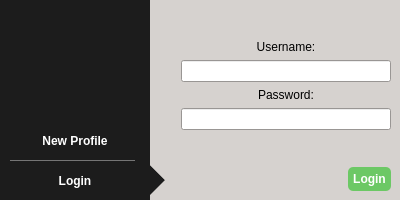
The window that src/widget/loginscreen.ui (qTox/qTox) describes before a commit, drawn with Qt 5.
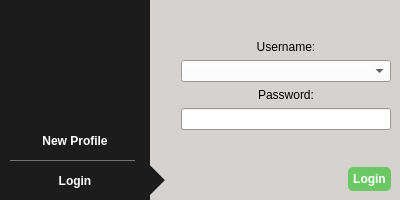
The same window after the commit. Icons and pictures are not drawn.

Commit message: Use combobox for login username

```diff
--- a/src/widget/loginscreen.ui
+++ b/src/widget/loginscreen.ui
@@ -162,6 +162,24 @@
    <property name="palette">
     <palette>
      <active>
+      <colorrole role="Button">
+       <brush brushstyle="SolidPattern">
+        <color alpha="255">
+         <red>255</red>
+         <green>255</green>
+         <blue>255</blue>
+        </color>
+       </brush>
+      </colorrole>
+      <colorrole role="ButtonText">
+       <brush brushstyle="SolidPattern">
+        <color alpha="255">
+         <red>0</red>
+         <green>0</green>
+         <blue>0</blue>
+        </color>
+       </brush>
+      </colorrole>
       <colorrole role="Base">
        <brush brushstyle="SolidPattern">
         <color alpha="255">
@@ -182,6 +200,24 @@
       </colorrole>
      </active>
      <inactive>
+      <colorrole role="Button">
+       <brush brushstyle="SolidPattern">
+        <color alpha="255">
+         <red>255</red>
+         <green>255</green>
+         <blue>255</blue>
+        </color>
+       </brush>
+      </colorrole>
+      <colorrole role="ButtonText">
+       <brush brushstyle="SolidPattern">
+        <color alpha="255">
+         <red>0</red>
+         <green>0</green>
+         <blue>0</blue>
+        </color>
+       </brush>
+      </colorrole>
       <colorrole role="Base">
        <brush brushstyle="SolidPattern">
         <color alpha="255">
@@ -202,6 +238,24 @@
       </colorrole>
      </inactive>
      <disabled>
+      <colorrole role="Button">
+       <brush brushstyle="SolidPattern">
+        <color alpha="255">
+         <red>255</red>
+         <green>255</green>
+         <blue>255</blue>
+        </color>
+       </brush>
+      </colorrole>
+      <colorrole role="ButtonText">
+       <brush brushstyle="SolidPattern">
+        <color alpha="255">
+         <red>128</red>
+         <green>128</green>
+         <blue>128</blue>
+        </color>
+       </brush>
+      </colorrole>
       <colorrole role="Base">
        <brush brushstyle="SolidPattern">
         <color alpha="255">
@@ -652,11 +706,7 @@
           </widget>
          </item>
          <item>
-          <widget class="QLineEdit" name="lineEdit_3">
-           <property name="maxLength">
-            <number>64</number>
-           </property>
-          </widget>
+          <widget class="QComboBox" name="comboBox"/>
          </item>
          <item>
           <widget class="QLabel" name="label_4">
```
